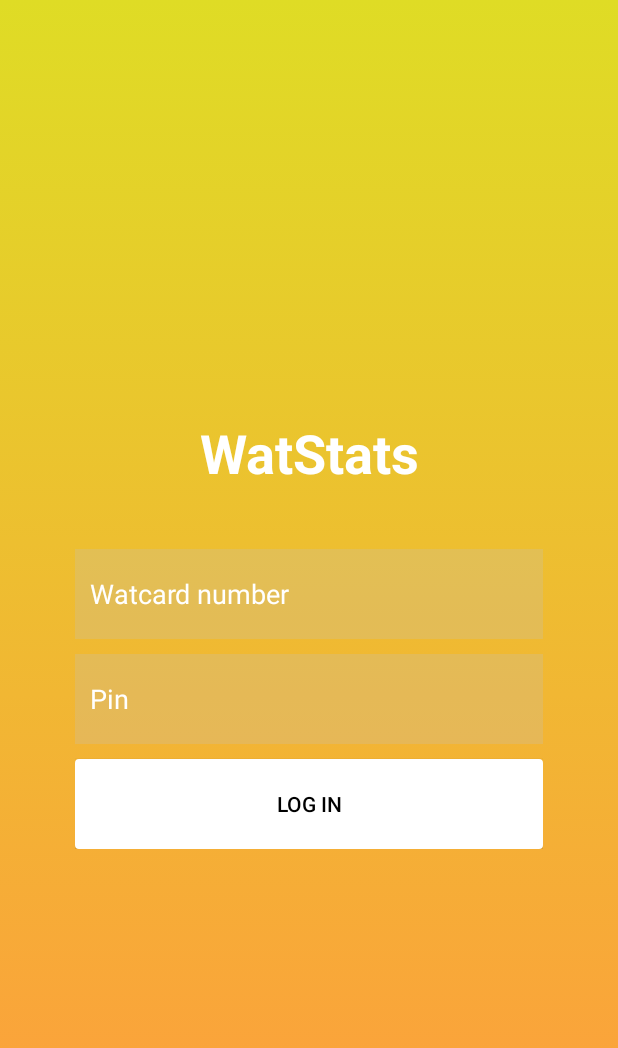
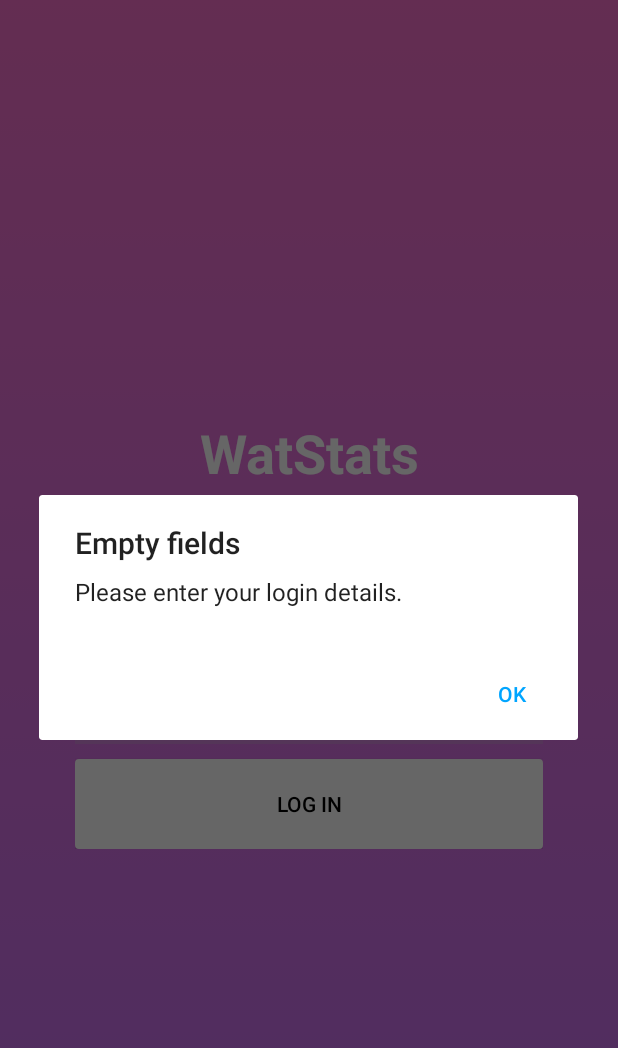
Before and after one commit to KevinLu/WatStats, an Android app: the screen it shows after launch (LoginActivity), after a tap on "LOG IN", on a phone screen of 412 x 824 dp. Shown: the top 1048 px of the screen. Run offline under Robolectric (Android 15) with nearby library versions, the phone set to English and light mode, and no system bars.

Commit message:
Refactor login animation and add error dialog on blank login

```diff
--- a/app/src/main/java/com/kevinlu/watstats/LoginActivity.java
+++ b/app/src/main/java/com/kevinlu/watstats/LoginActivity.java
@@ -1,5 +1,6 @@
 package com.kevinlu.watstats;
 
+import android.content.DialogInterface;
 import android.content.Intent;
 import android.graphics.drawable.AnimationDrawable;
 import android.os.Bundle;
@@ -9,6 +10,7 @@ import android.widget.EditText;
 import android.widget.RelativeLayout;
 import android.widget.TextView;
 
+import androidx.appcompat.app.AlertDialog;
 import androidx.appcompat.app.AppCompatActivity;
 
 
@@ -17,7 +19,6 @@ public class LoginActivity extends AppCompatActivity {
     RelativeLayout container;
     AnimationDrawable anim;
 
-    //LoginHelper loginHelper;
     TextView lblHeader;
 
     EditText edtPassword, edtEmail;
@@ -33,10 +34,8 @@ public class LoginActivity extends AppCompatActivity {
         setContentView(R.layout.activity_login);
         container = findViewById(R.id.container);
         anim = (AnimationDrawable) container.getBackground();
-        anim.setEnterFadeDuration(100);
-        anim.setExitFadeDuration(1000);
-
-        //loginHelper = new LoginHelper(MainActivity.this);
+        anim.setEnterFadeDuration(1000);
+        anim.setExitFadeDuration(2000);
 
         lblHeader = findViewById(R.id.appHeader);
 
@@ -45,8 +44,14 @@ public class LoginActivity extends AppCompatActivity {
         btnLogin = findViewById(R.id.loginButton);
 
         btnLogin.setOnClickListener(view -> {
-            if (edtPassword.getText().toString().equals("") && edtEmail.getText().toString().equals("")) {
-                // Show error...
+            if (edtPassword.getText().toString().equals("") || edtEmail.getText().toString().equals("")) {
+                AlertDialog.Builder blankAlert  = new AlertDialog.Builder(this);
+
+                blankAlert.setMessage("Please enter your login details.");
+                blankAlert.setTitle("Empty fields");
+                blankAlert.setPositiveButton("OK", null);
+                blankAlert.setCancelable(true);
+                blankAlert.create().show();
             } else {
                 Intent launchHome = new Intent(LoginActivity.this, MainActivity.class);
                 launchHome.putExtra("user", edtEmail.getText().toString());
@@ -59,14 +64,12 @@ public class LoginActivity extends AppCompatActivity {
     @Override
     protected void onResume() {
         super.onResume();
-        if (anim != null && !anim.isRunning())
-            anim.start();
+        if (anim != null && !anim.isRunning()) anim.start();
     }
 
     @Override
     protected void onPause() {
         super.onPause();
-        if (anim != null && anim.isRunning())
-            anim.stop();
+        if (anim != null && anim.isRunning()) anim.stop();
     }
 }
--- a/app/src/main/res/drawable/animation_list.xml
+++ b/app/src/main/res/drawable/animation_list.xml
@@ -1,18 +1,18 @@
 <?xml version="1.0" encoding="utf-8"?>
 <animation-list xmlns:android="http://schemas.android.com/apk/res/android">
     <item
-        android:drawable="@drawable/color1"
+        android:drawable="@drawable/gradient_night_fade"
         android:duration="4000" />
     <item
-        android:drawable="@drawable/color2"
+        android:drawable="@drawable/gradient_plum_plate"
         android:duration="4000" />
     <item
-        android:drawable="@drawable/color3"
+        android:drawable="@drawable/gradient_mixed_hopes"
         android:duration="4000" />
     <item
-        android:drawable="@drawable/color4"
+        android:drawable="@drawable/gradient_purple_division"
         android:duration="4000" />
     <item
-        android:drawable="@drawable/color5"
+        android:drawable="@drawable/gradient_eternal_constance"
         android:duration="4000" />
 </animation-list>
--- a/app/src/main/res/drawable/color2.xml
+++ b/app/src/main/res/drawable/gradient_eternal_constance.xml
@@ -1,7 +1,7 @@
 <?xml version="1.0" encoding="utf-8"?>
 <shape xmlns:android="http://schemas.android.com/apk/res/android">
     <gradient
-        android:startColor="#F18A13"
-        android:endColor="#FF9A3E"
-        android:angle="45"/>
+        android:startColor="#0acffe"
+        android:endColor="#495aff"
+        android:angle="180"/>
 </shape>
--- a/app/src/main/res/drawable/color1.xml
+++ b/app/src/main/res/drawable/gradient_mixed_hopes.xml
@@ -1,7 +1,7 @@
 <?xml version="1.0" encoding="utf-8"?>
 <shape xmlns:android="http://schemas.android.com/apk/res/android">
     <gradient
-        android:startColor="#F4D63D"
-        android:endColor="#F18A13"
-        android:angle="0"/>
+        android:startColor="#c471f5"
+        android:endColor="#fa71cd"
+        android:angle="90"/>
 </shape>
--- a/app/src/main/res/drawable/color3.xml
+++ b/app/src/main/res/drawable/gradient_night_fade.xml
@@ -1,7 +1,7 @@
 <?xml version="1.0" encoding="utf-8"?>
 <shape xmlns:android="http://schemas.android.com/apk/res/android">
     <gradient
-        android:startColor="#FF9A3E"
-        android:endColor="#DFDC25"
-        android:angle="90"/>
+        android:startColor="#667eea"
+        android:endColor="#764ba2"
+        android:angle="0"/>
 </shape>
--- a/app/src/main/res/drawable/color4.xml
+++ b/app/src/main/res/drawable/gradient_plum_plate.xml
@@ -1,7 +1,7 @@
 <?xml version="1.0" encoding="utf-8"?>
 <shape xmlns:android="http://schemas.android.com/apk/res/android">
     <gradient
-        android:startColor="#DFDC25"
-        android:endColor="#1A1A1A"
-        android:angle="135"/>
+        android:startColor="#6a11cb"
+        android:endColor="#2575fc"
+        android:angle="45"/>
 </shape>
--- a/app/src/main/res/drawable/color5.xml
+++ b/app/src/main/res/drawable/gradient_purple_division.xml
@@ -1,7 +1,7 @@
 <?xml version="1.0" encoding="utf-8"?>
 <shape xmlns:android="http://schemas.android.com/apk/res/android">
     <gradient
-        android:startColor="#FF9300"
-        android:endColor="#1A1A1A"
-        android:angle="0"/>
+        android:startColor="#7028e4"
+        android:endColor="#e5b2ca"
+        android:angle="135"/>
 </shape>
```
Also changed, not shown: app/src/main/res/drawable/login_button.xml (line endings or trailing spaces), app/src/main/res/drawable/login_button_disabled.xml (line endings or trailing spaces), app/src/main/res/drawable/login_button_enabled.xml (line endings or trailing spaces), app/src/main/res/drawable/login_button_pressed.xml (line endings or trailing spaces), app/src/main/res/drawable/login_text_bg.xml (line endings or trailing spaces), app/src/main/res/drawable/monthlyspend_card_bg_inactive.xml (line endings or trailing spaces), app/src/main/res/drawable/rounded_corner.xml (line endings or trailing spaces).
